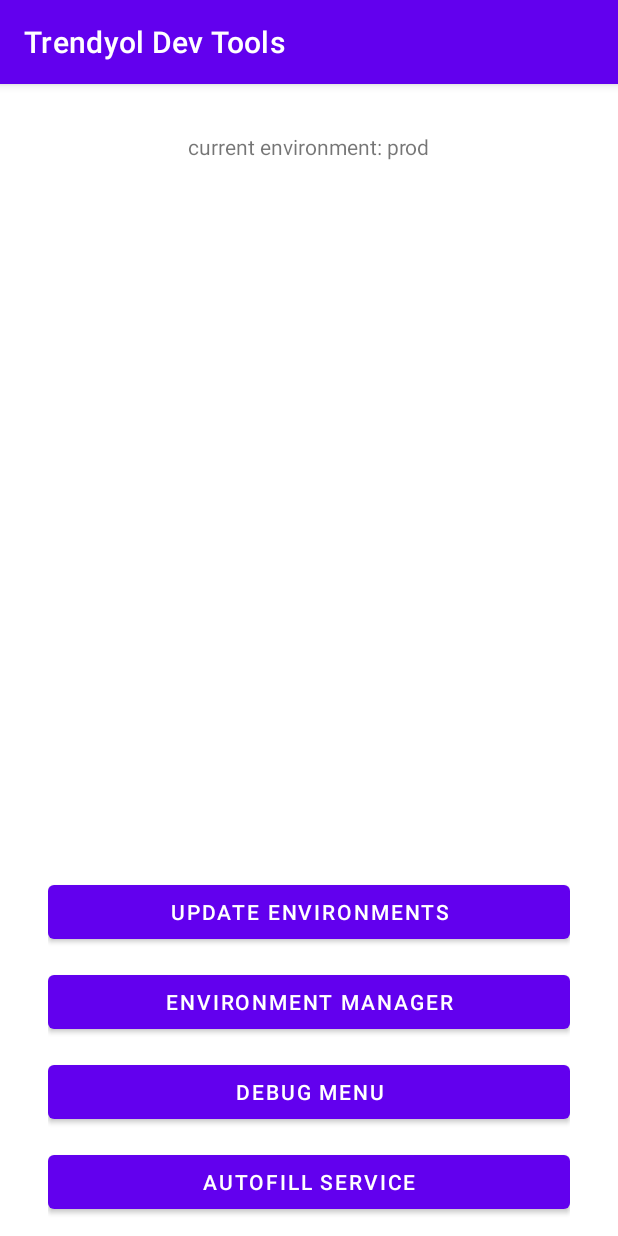
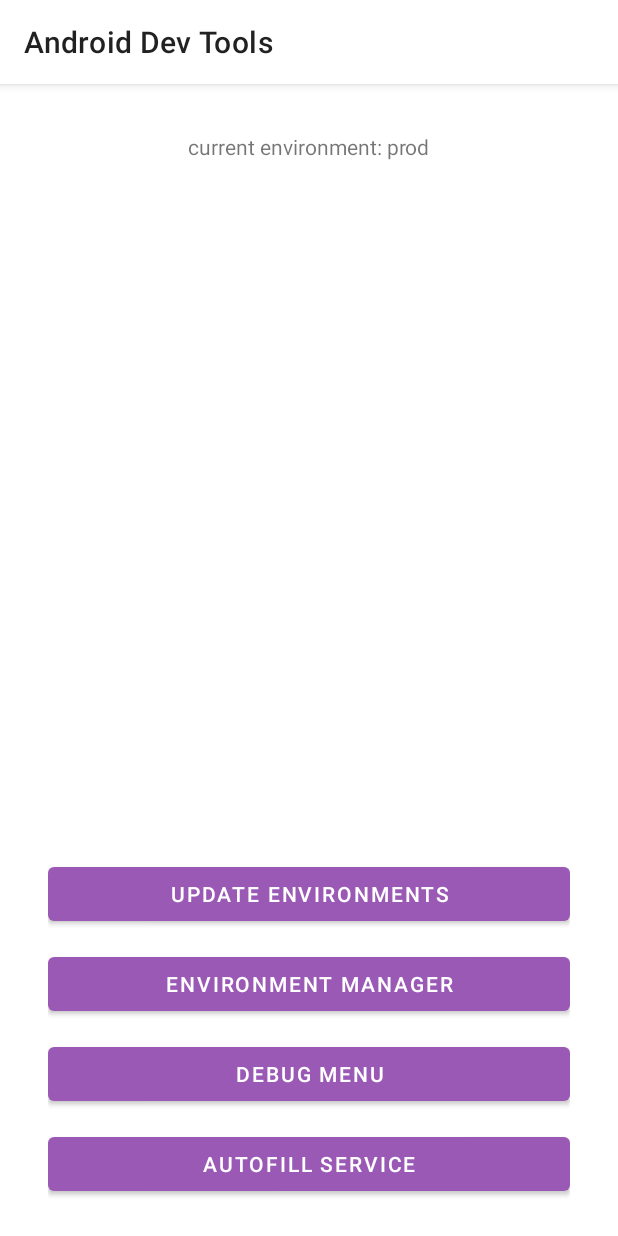
Before and after one commit to Trendyol/android-dev-tools, an Android app: the screen it shows after launch (MainActivity), on a phone screen of 412 x 824 dp. Run offline under Robolectric (Android 15) with nearby library versions, the phone set to English and light mode, and no system bars; our stand-ins replace Room's generated code, RxJava.

Commit message:
Update sample app UI

```diff
--- a/debug-menu/src/main/res/values/strings.xml
+++ b/debug-menu/src/main/res/values/strings.xml
@@ -1,7 +1,7 @@
 <resources>
     <string name="dev_tools_notification_title">Dev Tools</string>
     <string name="dev_tools_notification_description">Tap to open Dev Tools</string>
-    <string name="dev_tools_notification_name">Trendyol Dev Tools</string>
+    <string name="dev_tools_notification_name">Android Dev Tools</string>
 
     <string name="dev_tools_action_change_environment">Change Environment</string>
     <string name="dev_tools_action_debug_page">Debug Page</string>
--- a/sample/src/main/java/com/trendyol/android/devtools/MainActivity.kt
+++ b/sample/src/main/java/com/trendyol/android/devtools/MainActivity.kt
@@ -2,6 +2,7 @@ package com.trendyol.android.devtools
 
 import android.os.Bundle
 import androidx.appcompat.app.AppCompatActivity
+import androidx.appcompat.widget.Toolbar
 import androidx.fragment.app.Fragment
 import com.trendyol.android.devtools.ui.main.MainFragment
 
@@ -10,6 +11,9 @@ class MainActivity : AppCompatActivity() {
     override fun onCreate(savedInstanceState: Bundle?) {
         super.onCreate(savedInstanceState)
         setContentView(R.layout.main_activity)
+        val toolbar = findViewById<Toolbar>(R.id.toolbar)
+        setSupportActionBar(toolbar)
+
         if (savedInstanceState == null) {
             navigateToFragment(MainFragment.newInstance())
         }
--- a/sample/src/main/res/layout/main_activity.xml
+++ b/sample/src/main/res/layout/main_activity.xml
@@ -1,7 +1,28 @@
 <?xml version="1.0" encoding="utf-8"?>
-<FrameLayout xmlns:android="http://schemas.android.com/apk/res/android"
-    xmlns:tools="http://schemas.android.com/tools"
-    android:id="@+id/container"
+<androidx.constraintlayout.widget.ConstraintLayout xmlns:android="http://schemas.android.com/apk/res/android"
     android:layout_width="match_parent"
     android:layout_height="match_parent"
-    tools:context=".MainActivity" />
+    xmlns:app="http://schemas.android.com/apk/res-auto">
+
+    <com.google.android.material.appbar.AppBarLayout
+        android:id="@+id/appBarLayout"
+        android:layout_width="match_parent"
+        android:layout_height="wrap_content"
+        android:background="@color/dev_tools_white"
+        app:layout_constraintTop_toTopOf="parent">
+
+        <androidx.appcompat.widget.Toolbar
+            android:id="@+id/toolbar"
+            android:layout_width="match_parent"
+            android:layout_height="wrap_content" />
+
+    </com.google.android.material.appbar.AppBarLayout>
+
+    <FrameLayout
+        android:id="@+id/container"
+        android:layout_width="match_parent"
+        android:layout_height="0dp"
+        app:layout_constraintTop_toBottomOf="@id/appBarLayout"
+        app:layout_constraintBottom_toBottomOf="parent" />
+
+</androidx.constraintlayout.widget.ConstraintLayout>
--- a/sample/src/main/res/layout/main_fragment.xml
+++ b/sample/src/main/res/layout/main_fragment.xml
@@ -51,11 +51,10 @@
         android:id="@+id/buttonAutofillService"
         android:layout_width="match_parent"
         android:layout_height="wrap_content"
-        android:layout_marginBottom="12dp"
+        android:layout_marginBottom="24dp"
         android:text="@string/autofill_service"
         app:layout_constraintStart_toStartOf="parent"
         app:layout_constraintEnd_toEndOf="parent"
         app:layout_constraintBottom_toBottomOf="parent" />
 
-
 </androidx.constraintlayout.widget.ConstraintLayout>
--- a/sample/src/main/res/values-night/themes.xml
+++ /dev/null
@@ -1,16 +0,0 @@
-<resources xmlns:tools="http://schemas.android.com/tools">
-    <!-- Base application theme. -->
-    <style name="Theme.DevtoolsSample" parent="Theme.MaterialComponents.DayNight.DarkActionBar">
-        <!-- Primary brand color. -->
-        <item name="colorPrimary">@color/purple_200</item>
-        <item name="colorPrimaryVariant">@color/purple_700</item>
-        <item name="colorOnPrimary">@color/dev_tools_black</item>
-        <!-- Secondary brand color. -->
-        <item name="colorSecondary">@color/teal_200</item>
-        <item name="colorSecondaryVariant">@color/teal_200</item>
-        <item name="colorOnSecondary">@color/dev_tools_black</item>
-        <!-- Status bar color. -->
-        <item name="android:statusBarColor" tools:targetApi="l">?attr/colorPrimaryVariant</item>
-        <!-- Customize your theme here. -->
-    </style>
-</resources>
--- a/sample/src/main/res/values/colors.xml
+++ b/sample/src/main/res/values/colors.xml
@@ -1,10 +1,6 @@
 <?xml version="1.0" encoding="utf-8"?>
 <resources>
-    <color name="purple_200">#FFBB86FC</color>
-    <color name="purple_500">#FF6200EE</color>
-    <color name="purple_700">#FF3700B3</color>
-    <color name="teal_200">#FF03DAC5</color>
-    <color name="teal_700">#FF018786</color>
     <color name="dev_tools_black">#FF000000</color>
     <color name="dev_tools_white">#FFFFFFFF</color>
+    <color name="dev_tools_amethyst">#9b59b6</color>
 </resources>
--- a/sample/src/main/res/values/strings.xml
+++ b/sample/src/main/res/values/strings.xml
@@ -1,5 +1,5 @@
 <resources>
-    <string name="app_name">Trendyol Dev Tools</string>
+    <string name="app_name">Android Dev Tools</string>
     <string name="environment_manager">Environment Manager</string>
     <string name="debug_menu">Debug Menu</string>
     <string name="update_environments">Update Environments</string>
--- a/sample/src/main/res/values/themes.xml
+++ b/sample/src/main/res/values/themes.xml
@@ -1,16 +1,31 @@
 <resources xmlns:tools="http://schemas.android.com/tools">
-    <!-- Base application theme. -->
-    <style name="Theme.DevtoolsSample" parent="Theme.MaterialComponents.DayNight.DarkActionBar">
-        <!-- Primary brand color. -->
-        <item name="colorPrimary">@color/purple_500</item>
-        <item name="colorPrimaryVariant">@color/purple_700</item>
+
+    <style name="Theme.DevtoolsSample" parent="Theme.MaterialComponents.DayNight.NoActionBar">
+        <item name="colorPrimary">@color/dev_tools_amethyst</item>
+        <item name="colorPrimaryVariant">@color/dev_tools_amethyst</item>
+        <item name="colorOnPrimary">@color/dev_tools_black</item>
+
+        <item name="colorSecondary">@color/dev_tools_amethyst</item>
+        <item name="colorSecondaryVariant">@color/dev_tools_amethyst</item>
+        <item name="colorOnSecondary">@color/dev_tools_black</item>
+
+        <item name="android:statusBarColor" tools:targetApi="l">@color/dev_tools_white</item>
+        <item name="android:windowLightStatusBar" tools:targetApi="m">true</item>
+
+        <item name="materialButtonStyle">@style/Widget.App.Button</item>
+        <item name="textInputStyle">@style/Widget.App.TextInputLayout</item>
+    </style>
+
+    <style name="Widget.App.Button" parent="Widget.MaterialComponents.Button">
+        <item name="materialThemeOverlay">@style/ThemeOverlay.App.Button</item>
+    </style>
+
+    <style name="ThemeOverlay.App.Button" parent="">
+        <item name="colorPrimary">@color/dev_tools_amethyst</item>
         <item name="colorOnPrimary">@color/dev_tools_white</item>
-        <!-- Secondary brand color. -->
-        <item name="colorSecondary">@color/teal_200</item>
-        <item name="colorSecondaryVariant">@color/teal_700</item>
-        <item name="colorOnSecondary">@color/dev_tools_black</item>
-        <!-- Status bar color. -->
-        <item name="android:statusBarColor" tools:targetApi="l">?attr/colorPrimaryVariant</item>
-        <!-- Customize your theme here. -->
+    </style>
+
+    <style name="Widget.App.TextInputLayout" parent="Widget.MaterialComponents.TextInputLayout.FilledBox">
+        <item name="hintTextColor">?attr/colorOnSurface</item>
     </style>
 </resources>
```
